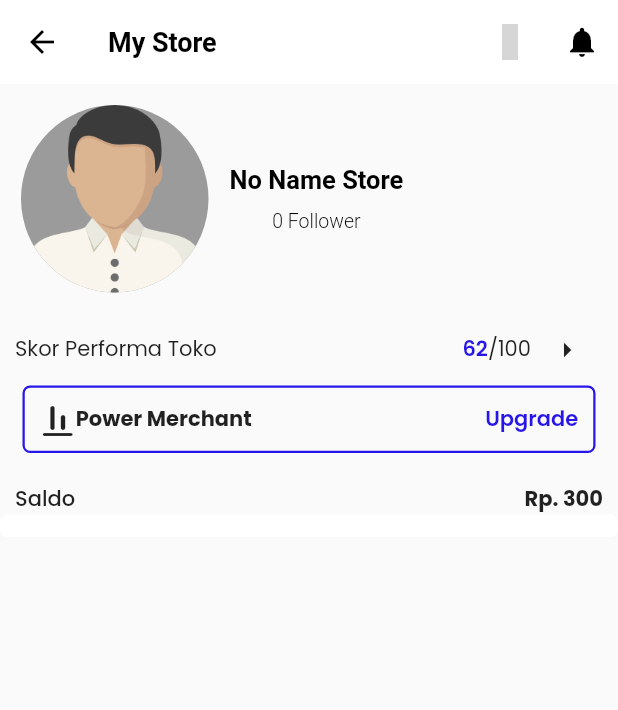
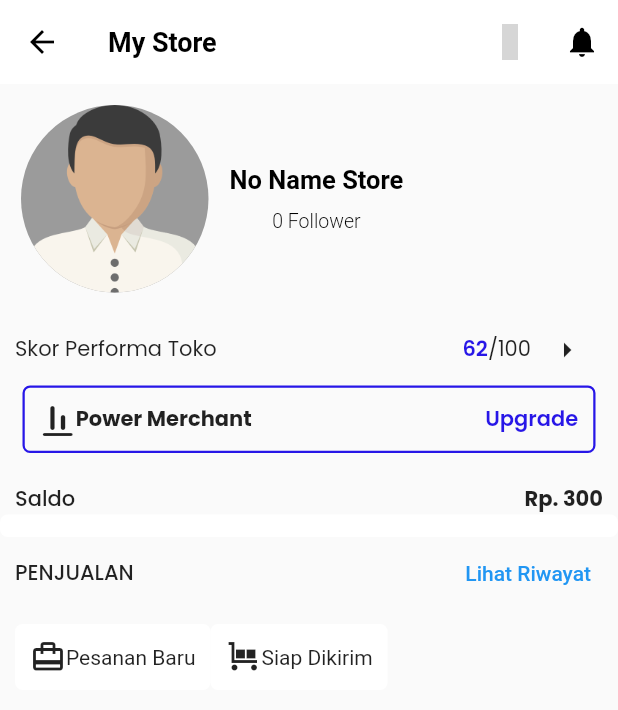
Before and after one commit to IlhamDinata/E-commerce, a Flutter app: the SellerProfile screen opened by its route, on a phone screen of 412 x 824 dp. Shown: the top 710 px of the screen. Run offline on Flutter 3.47's test engine with Material 2 defaults, Android fonts, the light colour scheme and no system bars; our stand-ins replace avatar_glow, badges, carousel_slider, cloud_firestore, firebase_auth, firebase_core and 7 more; missing offline and left inert: restart_app; accounts and stored records are empty; grey boxes are pictures that could not be loaded.

Commit message:
role seller

```diff
--- a/lib/screen/home_page.dart
+++ b/lib/screen/home_page.dart
@@ -69,8 +69,7 @@ class _HomepageState extends State<Homepage> {
       child: Container(
         padding: EdgeInsets.all(10),
         decoration: BoxDecoration(
-              borderRadius: BorderRadius.circular(5),
-              color: mycolors.whiteColor),
+            borderRadius: BorderRadius.circular(5), color: mycolors.whiteColor),
         child: Column(
           verticalDirection: VerticalDirection.down,
           children: [
@@ -78,7 +77,8 @@ class _HomepageState extends State<Homepage> {
             Text(title),
           ],
         ),
-        ));
+      ),
+    );
   }
 
   @override
--- a/lib/screen/seller/seller_profile.dart
+++ b/lib/screen/seller/seller_profile.dart
@@ -8,6 +8,28 @@ class SellerProfile extends StatefulWidget {
 
   @override
   State<SellerProfile> createState() => _SellerProfileState();
+}
+
+Widget _iconKategori(
+  String title,
+  Icon icon,
+  GestureTapCallback ontap,
+) {
+  return InkWell(
+    onTap: ontap,
+    child: Container(
+      padding: EdgeInsets.all(10),
+      decoration: BoxDecoration(
+          borderRadius: BorderRadius.circular(5), color: mycolors.whiteColor),
+      child: Row(
+        verticalDirection: VerticalDirection.down,
+        children: [
+          icon,
+          Text(title),
+        ],
+      ),
+    ),
+  );
 }
 
 class _SellerProfileState extends State<SellerProfile> {
@@ -179,15 +201,48 @@ class _SellerProfileState extends State<SellerProfile> {
                       ),
                     ],
                   ),
+                ),
+                Container(
+                  height: 15,
+                  decoration: BoxDecoration(
+                      borderRadius: BorderRadius.circular(5),
+                      color: mycolors.whiteColor),
+                ),
+                Padding(
+                  padding: EdgeInsets.symmetric(horizontal: 10),
+                  child: Row(
+                    mainAxisAlignment: MainAxisAlignment.spaceBetween,
+                    children: [
+                      Text(
+                        "PENJUALAN",
+                        style: mycolors().medium,
+                      ),
+                      TextButton(
+                        onPressed: () {},
+                        child: Text("Lihat Riwayat"),
+                      ),
+                    ],
+                  ),
+                ),
+                Padding(
+                  padding: EdgeInsets.all(10),
+                  child: Row(
+                    children: [
+                      _iconKategori(
+                        "Pesanan Baru",
+                        Icon(Icons.wallet_travel),
+                        () {},
+                      ),
+                      _iconKategori(
+                        "Siap Dikirim",
+                        Icon(Icons.trolley),
+                        () {},
+                      ),
+                    ],
+                  ),
                 )
               ],
             ),
-          ),
-          Container(
-            height: 15,
-            decoration: BoxDecoration(
-                borderRadius: BorderRadius.circular(5),
-                color: mycolors.whiteColor),
           ),
         ],
       ),
```
Lines whose indentation alone changed are shown as unchanged.
